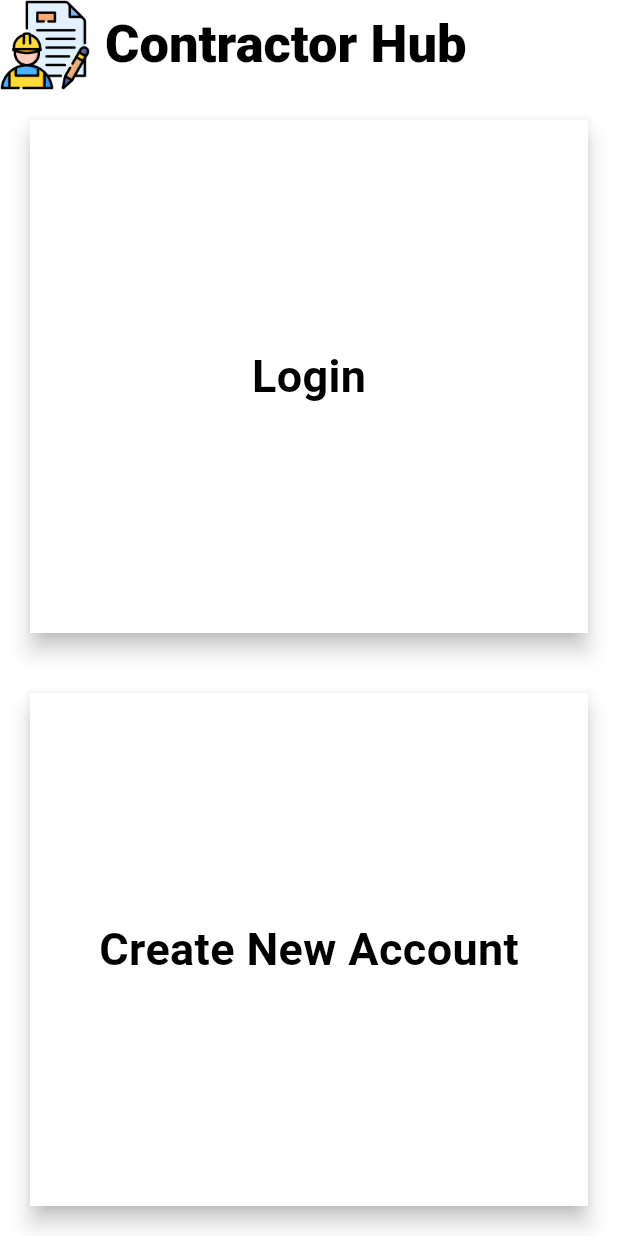
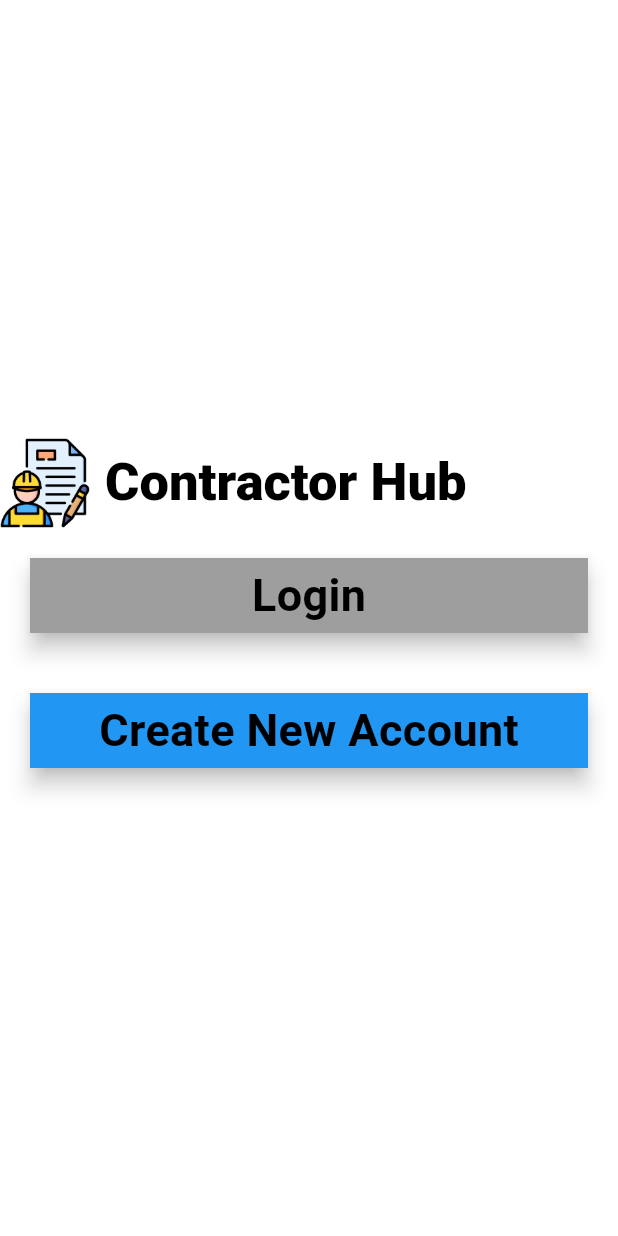
Before and after one commit to johnvanandel7-droid/contractor_hub, a Flutter app: the screen it shows after launch, on a phone screen of 412 x 824 dp. Run offline on Flutter 3.47's test engine with Material 3 defaults, Android fonts, the phone set to English and light mode, and no system bars; drawn by our look-alikes of animated_text_kit; our stand-ins replace cloud_firestore, firebase_auth, firebase_core, firebase_messaging, modal_progress_hud_nsn; accounts and stored records are empty.

Commit message:
code fix

```diff
--- a/lib/screens/register_screen.dart
+++ b/lib/screens/register_screen.dart
@@ -124,13 +124,11 @@ class _RegistrationScreenState extends State<RegistrationScreen> {
           )[0], // Use email prefix as initial name
           'createdAt': FieldValue.serverTimestamp(),
           'phoneToken': token ?? '',
-          'isBanned': false,
           'emailPreferences': {
             'marketing': agreeToEmails,
             'orderUpdates': true,
             'messages': true,
           },
-          'accountType': 'free_trial', // or 'paid' if registration fee was paid
           'verified': false,
         });
       }
--- a/lib/screens/welcome screen.dart
+++ b/lib/screens/welcome screen.dart
@@ -72,26 +72,21 @@ class _WelcomeScreenState extends State<WelcomeScreen>
                 ),
               ],
             ),
-            Expanded(
-              child: ReusableButton(
+            ReusableButton(
               buttonText: 'Login',
               onPress: () => Navigator.pushNamed(context, '/loginPage'),
-                buttonHeight: 10,
+              buttonHeight: 50,
               buttonWidth: double.infinity,
-                buttonColor: Colors.white,
+              buttonColor: Colors.grey,
               buttonPadding: 20,
             ),
-            ),
-            Expanded(
-              child: ReusableButton(
+            ReusableButton(
               buttonText: 'Create New Account',
-                onPress: () =>
-                    Navigator.pushNamed(context, '/createNewAccount'),
-                buttonHeight: 10,
+              onPress: () => Navigator.pushNamed(context, '/registerScreen'),
+              buttonHeight: 50,
               buttonWidth: double.infinity,
-                buttonColor: Colors.white,
+              buttonColor: Colors.blue,
               buttonPadding: 20,
-              ),
             ),
           ],
         ),
```
Also changed, not shown: lib/screens/home_page.dart (+9 -11 lines). Lines whose indentation alone changed are shown as unchanged.
